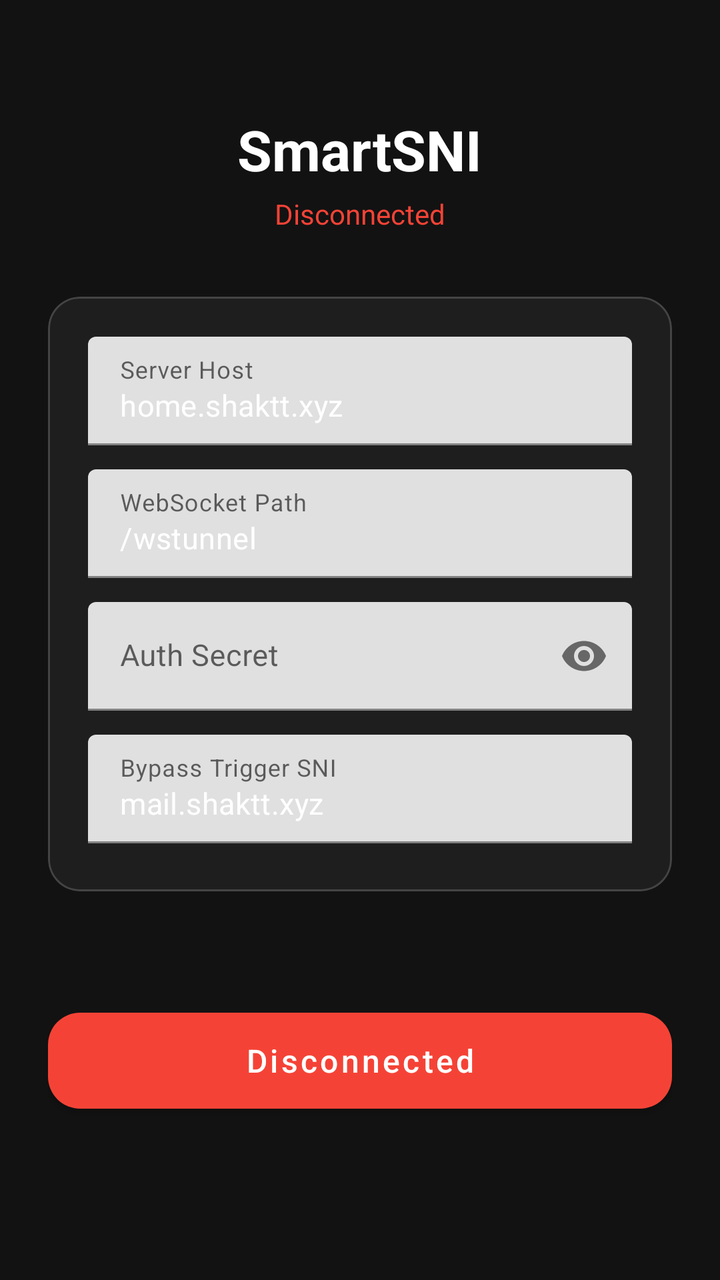
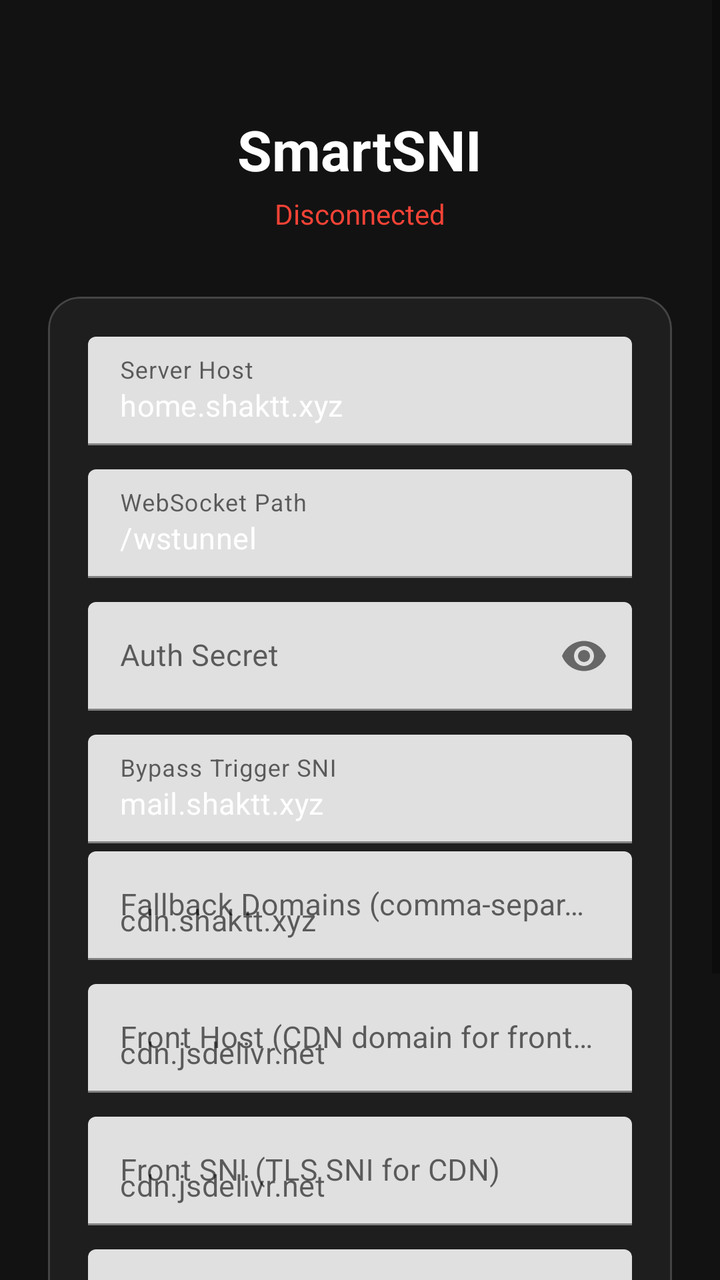

Screens rendered from an Android XML layout before and after an edit, with the pre-edit source and the edit as a unified diff.
<!-- AndroidManifest.xml: application theme Theme.SmartSNI -->
<!-- res/layout/activity_main.xml -->
<?xml version="1.0" encoding="utf-8"?>
<ScrollView xmlns:android="http://schemas.android.com/apk/res/android"
    android:layout_width="match_parent"
    android:layout_height="match_parent"
    android:background="@color/bg_dark"
    android:fillViewport="true">

    <LinearLayout
        android:layout_width="match_parent"
        android:layout_height="wrap_content"
        android:orientation="vertical"
        android:padding="24dp"
        android:gravity="center_horizontal">

        <TextView
            android:layout_width="wrap_content"
            android:layout_height="wrap_content"
            android:text="SmartSNI"
            android:textSize="28sp"
            android:textColor="@color/text_primary"
            android:textStyle="bold"
            android:layout_marginTop="32dp" />

        <TextView
            android:id="@+id/statusText"
            android:layout_width="wrap_content"
            android:layout_height="wrap_content"
            android:text="@string/disconnected"
            android:textSize="14sp"
            android:textColor="@color/disconnected_red"
            android:layout_marginTop="4dp" />

        <com.google.android.material.card.MaterialCardView
            android:layout_width="match_parent"
            android:layout_height="wrap_content"
            android:layout_marginTop="32dp"
            app:cardBackgroundColor="@color/bg_card"
            app:cardCornerRadius="16dp"
            app:cardElevation="0dp"
            app:strokeWidth="1dp"
            app:strokeColor="@color/input_stroke"
            xmlns:app="http://schemas.android.com/apk/res-auto">

            <LinearLayout
                android:layout_width="match_parent"
                android:layout_height="wrap_content"
                android:orientation="vertical"
                android:padding="20dp">

                <com.google.android.material.textfield.TextInputLayout
                    android:layout_width="match_parent"
                    android:layout_height="wrap_content"
                    android:hint="Server Host"
                    android:layout_marginBottom="12dp"
                    app:hintTextColor="@color/text_secondary"
                    app:boxStrokeColor="@color/input_stroke"
                    xmlns:app="http://schemas.android.com/apk/res-auto">

                    <com.google.android.material.textfield.TextInputEditText
                        android:id="@+id/serverHostInput"
                        android:layout_width="match_parent"
                        android:layout_height="wrap_content"
                        android:inputType="textUri"
                        android:text="home.shaktt.xyz"
                        android:textColor="@color/text_primary"
                        android:textSize="15sp" />

                </com.google.android.material.textfield.TextInputLayout>

                <com.google.android.material.textfield.TextInputLayout
                    android:layout_width="match_parent"
                    android:layout_height="wrap_content"
                    android:hint="WebSocket Path"
                    android:layout_marginBottom="12dp"
                    app:hintTextColor="@color/text_secondary"
                    app:boxStrokeColor="@color/input_stroke"
                    xmlns:app="http://schemas.android.com/apk/res-auto">

                    <com.google.android.material.textfield.TextInputEditText
                        android:id="@+id/wsPathInput"
                        android:layout_width="match_parent"
                        android:layout_height="wrap_content"
                        android:inputType="textUri"
                        android:text="/wstunnel"
                        android:textColor="@color/text_primary"
                        android:textSize="15sp" />

                </com.google.android.material.textfield.TextInputLayout>

                <com.google.android.material.textfield.TextInputLayout
                    android:layout_width="match_parent"
                    android:layout_height="wrap_content"
                    android:hint="Auth Secret"
                    android:layout_marginBottom="12dp"
                    app:hintTextColor="@color/text_secondary"
                    app:boxStrokeColor="@color/input_stroke"
                    app:endIconMode="password_toggle"
                    xmlns:app="http://schemas.android.com/apk/res-auto">

                    <com.google.android.material.textfield.TextInputEditText
                        android:id="@+id/secretInput"
                        android:layout_width="match_parent"
                        android:layout_height="wrap_content"
                        android:inputType="textPassword"
                        android:textColor="@color/text_primary"
                        android:textSize="15sp" />

                </com.google.android.material.textfield.TextInputLayout>

                <com.google.android.material.textfield.TextInputLayout
                    android:layout_width="match_parent"
                    android:layout_height="wrap_content"
                    android:hint="Bypass Trigger SNI"
                    android:layout_marginBottom="4dp"
                    app:hintTextColor="@color/text_secondary"
                    app:boxStrokeColor="@color/input_stroke"
                    xmlns:app="http://schemas.android.com/apk/res-auto">

                    <com.google.android.material.textfield.TextInputEditText
                        android:id="@+id/triggerSniInput"
                        android:layout_width="match_parent"
                        android:layout_height="wrap_content"
                        android:inputType="textUri"
                        android:text="mail.shaktt.xyz"
                        android:textColor="@color/text_primary"
                        android:textSize="15sp" />

                </com.google.android.material.textfield.TextInputLayout>

            </LinearLayout>

        </com.google.android.material.card.MaterialCardView>

        <TextView
            android:id="@+id/logText"
            android:layout_width="match_parent"
            android:layout_height="wrap_content"
            android:layout_marginTop="16dp"
            android:text=""
            android:textSize="11sp"
            android:textColor="@color/text_secondary"
            android:fontFamily="monospace"
            android:maxLines="8"
            android:scrollbars="vertical" />

        <com.google.android.material.button.MaterialButton
            android:id="@+id/connectButton"
            android:layout_width="match_parent"
            android:layout_height="60dp"
            android:layout_marginTop="24dp"
            android:text="@string/disconnected"
            android:textSize="16sp"
            android:textAllCaps="false"
            app:cornerRadius="16dp"
            app:backgroundTint="@color/disconnected_red"
            xmlns:app="http://schemas.android.com/apk/res-auto" />

    </LinearLayout>

</ScrollView>
<!-- resources referenced by this layout -->
<resources>
  <color name="bg_card">#1E1E1E</color>
  <color name="bg_dark">#121212</color>
  <color name="disconnected_red">#F44336</color>
  <color name="input_stroke">#444444</color>
  <color name="text_primary">#FFFFFF</color>
  <color name="text_secondary">#B0B0B0</color>
  <string name="disconnected">Disconnected</string>
  <style name="Theme.SmartSNI" parent="Theme.MaterialComponents.DayNight.NoActionBar">
          <item name="colorPrimary">@color/primary</item>
          <item name="colorPrimaryDark">@color/primary_dark</item>
          <item name="colorAccent">@color/accent</item>
          <item name="android:windowBackground">@color/bg_dark</item>
          <item name="android:statusBarColor">@color/bg_dark</item>
          <item name="android:navigationBarColor">@color/bg_dark</item>
      </style>
  <color name="primary">#1565C0</color>
  <color name="primary_dark">#0D47A1</color>
  <color name="accent">#00BFA5</color>
</resources>

<!-- the commit's change to res/layout/activity_main.xml (unified diff, before → after) -->
@@ -122,6 +122,86 @@
                         android:layout_height="wrap_content"
                         android:inputType="textUri"
                         android:text="mail.shaktt.xyz"
+                        android:textColor="@color/text_primary"
+                        android:textSize="15sp" />
+
+                </com.google.android.material.textfield.TextInputLayout>
+
+                <com.google.android.material.textfield.TextInputLayout
+                    android:layout_width="match_parent"
+                    android:layout_height="wrap_content"
+                    android:hint="Fallback Domains (comma-separated)"
+                    android:layout_marginBottom="12dp"
+                    app:hintTextColor="@color/text_secondary"
+                    app:boxStrokeColor="@color/input_stroke"
+                    xmlns:app="http://schemas.android.com/apk/res-auto">
+
+                    <com.google.android.material.textfield.TextInputEditText
+                        android:id="@+id/fallbackDomainsInput"
+                        android:layout_width="match_parent"
+                        android:layout_height="wrap_content"
+                        android:inputType="textUri"
+                        android:hint="cdn.shaktt.xyz"
+                        android:textColor="@color/text_primary"
+                        android:textSize="15sp" />
+
+                </com.google.android.material.textfield.TextInputLayout>
+
+                <com.google.android.material.textfield.TextInputLayout
+                    android:layout_width="match_parent"
+                    android:layout_height="wrap_content"
+                    android:hint="Front Host (CDN domain for fronting)"
+                    android:layout_marginBottom="12dp"
+                    app:hintTextColor="@color/text_secondary"
+                    app:boxStrokeColor="@color/input_stroke"
+                    xmlns:app="http://schemas.android.com/apk/res-auto">
+
+                    <com.google.android.material.textfield.TextInputEditText
+                        android:id="@+id/frontHostInput"
+                        android:layout_width="match_parent"
+                        android:layout_height="wrap_content"
+                        android:inputType="textUri"
+                        android:hint="cdn.jsdelivr.net"
+                        android:textColor="@color/text_primary"
+                        android:textSize="15sp" />
+
+                </com.google.android.material.textfield.TextInputLayout>
+
+                <com.google.android.material.textfield.TextInputLayout
+                    android:layout_width="match_parent"
+                    android:layout_height="wrap_content"
+                    android:hint="Front SNI (TLS SNI for CDN)"
+                    android:layout_marginBottom="12dp"
+                    app:hintTextColor="@color/text_secondary"
+                    app:boxStrokeColor="@color/input_stroke"
+                    xmlns:app="http://schemas.android.com/apk/res-auto">
+
+                    <com.google.android.material.textfield.TextInputEditText
+                        android:id="@+id/frontSniInput"
+                        android:layout_width="match_parent"
+                        android:layout_height="wrap_content"
+                        android:inputType="textUri"
+                        android:hint="cdn.jsdelivr.net"
+                        android:textColor="@color/text_primary"
+                        android:textSize="15sp" />
+
+                </com.google.android.material.textfield.TextInputLayout>
+
+                <com.google.android.material.textfield.TextInputLayout
+                    android:layout_width="match_parent"
+                    android:layout_height="wrap_content"
+                    android:hint="Upstream Host (real server)"
+                    android:layout_marginBottom="4dp"
+                    app:hintTextColor="@color/text_secondary"
+                    app:boxStrokeColor="@color/input_stroke"
+                    xmlns:app="http://schemas.android.com/apk/res-auto">
+
+                    <com.google.android.material.textfield.TextInputEditText
+                        android:id="@+id/upstreamHostInput"
+                        android:layout_width="match_parent"
+                        android:layout_height="wrap_content"
+                        android:inputType="textUri"
+                        android:hint="mail.shaktt.xyz"
                         android:textColor="@color/text_primary"
                         android:textSize="15sp" />
 
